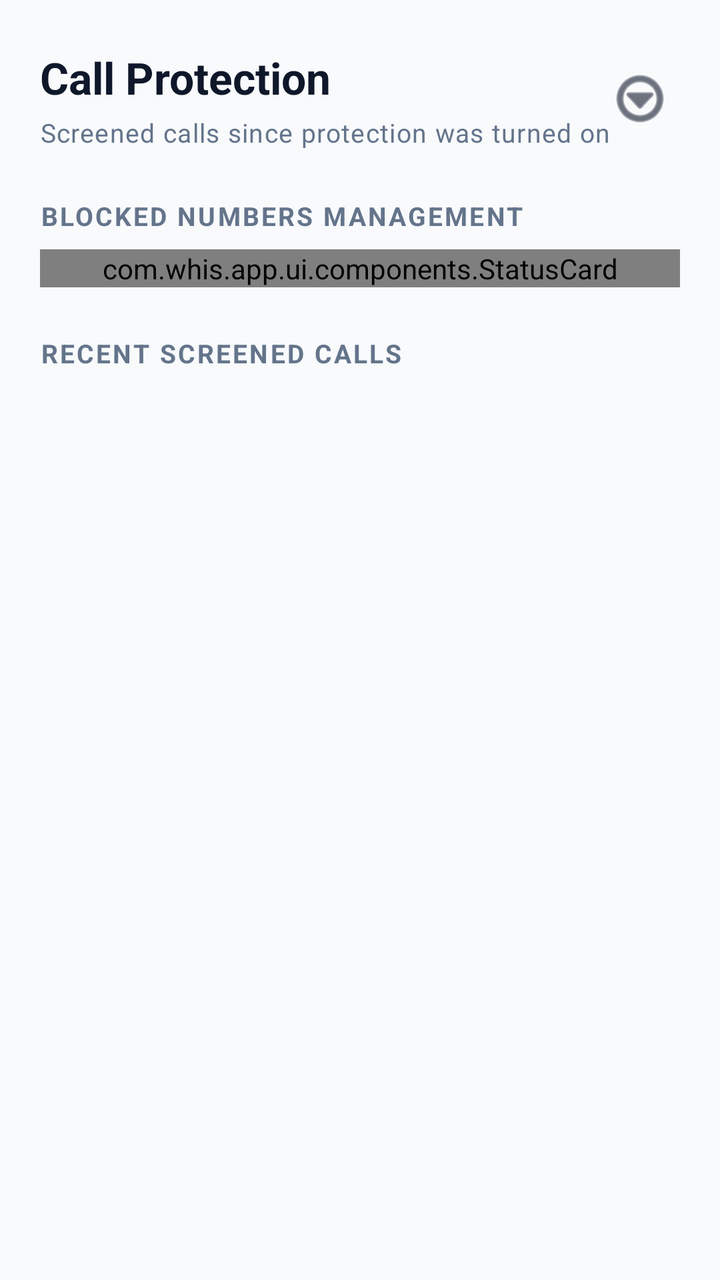
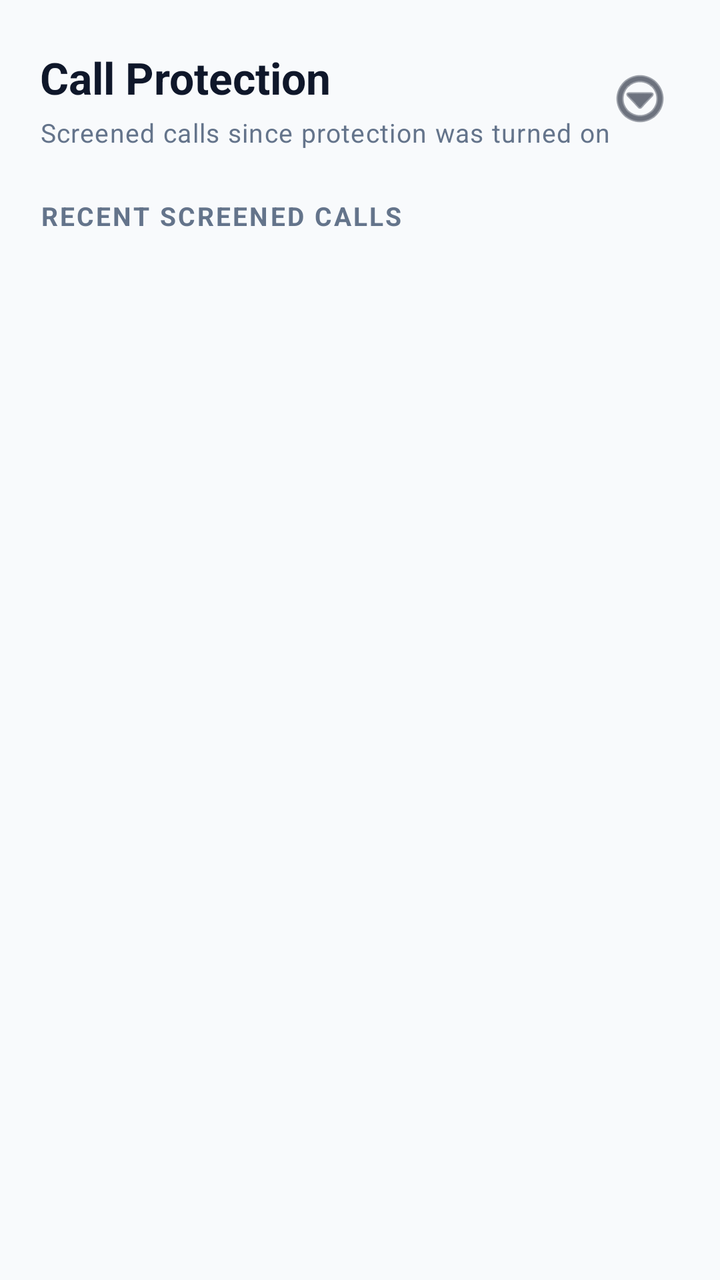

An Android layout rendered at two revisions. The XML below is the earlier revision; the diff shows what the commit changed to produce the second picture.
<!-- AndroidManifest.xml: application theme Theme.Whis -->
<!-- res/layout/fragment_calls.xml -->
<?xml version="1.0" encoding="utf-8"?>
<ScrollView xmlns:android="http://schemas.android.com/apk/res/android"
    android:fitsSystemWindows="true"
    android:layout_width="match_parent"
    android:layout_height="match_parent"
    android:fillViewport="true"
    android:background="@color/whis_bg">

    <LinearLayout
        android:layout_width="match_parent"
        android:layout_height="wrap_content"
        android:orientation="vertical"
        android:paddingHorizontal="@dimen/whis_spacing_screen_margin"
        android:paddingTop="@dimen/whis_spacing_section"
        android:paddingBottom="@dimen/whis_spacing_section">

        
        <RelativeLayout
            android:layout_width="match_parent"
            android:layout_height="wrap_content">

            <LinearLayout
                android:layout_width="wrap_content"
                android:layout_height="wrap_content"
                android:layout_alignParentStart="true"
                android:orientation="vertical">

                <TextView
                    android:layout_width="wrap_content"
                    android:layout_height="wrap_content"
                    android:text="Call Protection"
                    style="@style/Whis.TextAppearance.H1" />

                <TextView
                    android:layout_width="wrap_content"
                    android:layout_height="wrap_content"
                    android:layout_marginTop="4dp"
                    android:text="Screened calls since protection was turned on"
                    style="@style/Whis.TextAppearance.Caption" />

            </LinearLayout>

            <ImageButton
                android:id="@+id/btn_calls_menu"
                android:layout_width="40dp"
                android:layout_height="40dp"
                android:layout_alignParentEnd="true"
                android:layout_centerVertical="true"
                android:background="?attr/selectableItemBackgroundBorderless"
                android:contentDescription="Options Menu"
                android:src="@android:drawable/ic_menu_more"
                android:tint="@color/whis_text_hi" />

        </RelativeLayout>

        
        <TextView
            android:layout_width="wrap_content"
            android:layout_height="wrap_content"
            android:layout_marginTop="@dimen/whis_spacing_section"
            android:text="Blocked Numbers Management"
            style="@style/Whis.TextAppearance.H2" />

        <com.whis.app.ui.components.StatusCard
            android:layout_width="match_parent"
            android:layout_height="wrap_content"
            android:layout_marginTop="@dimen/whis_spacing_base">

            <LinearLayout
                android:id="@+id/container_blocked_numbers"
                android:layout_width="match_parent"
                android:layout_height="wrap_content"
                android:orientation="vertical" />

        </com.whis.app.ui.components.StatusCard>

        
        <TextView
            android:layout_width="wrap_content"
            android:layout_height="wrap_content"
            android:layout_marginTop="@dimen/whis_spacing_section"
            android:text="Recent Screened Calls"
            style="@style/Whis.TextAppearance.H2" />

        <androidx.recyclerview.widget.RecyclerView
            android:id="@+id/rv_calls_feed"
            android:layout_width="match_parent"
            android:layout_height="wrap_content"
            android:layout_marginTop="@dimen/whis_spacing_base"
            android:nestedScrollingEnabled="false" />

        
        <include
            layout="@layout/layout_empty_state"
            android:id="@+id/calls_empty_state"
            android:layout_width="match_parent"
            android:layout_height="wrap_content"
            android:layout_marginTop="24dp" />

    </LinearLayout>
</ScrollView>
<!-- res/layout/layout_empty_state.xml (included above) -->
<?xml version="1.0" encoding="utf-8"?>
<LinearLayout xmlns:android="http://schemas.android.com/apk/res/android"
    android:id="@+id/empty_state_root"
    android:layout_width="match_parent"
    android:layout_height="wrap_content"
    android:orientation="vertical"
    android:gravity="center"
    android:paddingVertical="40dp"
    android:visibility="gone">

    
    <ImageView
        android:id="@+id/empty_state_icon"
        android:layout_width="80dp"
        android:layout_height="80dp"
        android:src="@drawable/ic_shield_check"
        android:contentDescription="Shield protection icon"
        android:layout_marginBottom="20dp" />

    <TextView
        android:id="@+id/empty_state_title"
        android:layout_width="wrap_content"
        android:layout_height="wrap_content"
        android:text="All clear."
        android:textColor="@color/whis_text_hi"
        android:textSize="18sp"
        android:textStyle="bold"
        android:layout_marginBottom="6dp" />

    <TextView
        android:id="@+id/empty_state_subtitle"
        android:layout_width="wrap_content"
        android:layout_height="wrap_content"
        android:text="No activity yet."
        android:textColor="@color/whis_text_mid"
        android:textSize="14sp"
        android:gravity="center" />

</LinearLayout>
<!-- resources referenced by this layout -->
<resources>
  <color name="whis_bg">#F8FAFC</color>
  <color name="whis_text_hi">#0F172A</color>
  <color name="whis_text_mid">#64748B</color>
  <dimen name="whis_spacing_base">8dp</dimen>
  <dimen name="whis_spacing_screen_margin">20dp</dimen>
  <dimen name="whis_spacing_section">24dp</dimen>
  <!-- drawable ic_shield_check (drawable) -->
  <?xml version="1.0" encoding="utf-8"?>
  <vector xmlns:android="http://schemas.android.com/apk/res/android"
      android:width="64dp"
      android:height="64dp"
      android:viewportWidth="24"
      android:viewportHeight="24">
  
      
      <path
          android:fillColor="#41C85A"
          android:pathData="M12,1L3,5v6c0,5.55,3.84,10.74,9,12c5.16,-1.26,9,-6.45,9,-12V5L12,1z" />
  
      
      <path
          android:fillColor="#FFFFFF"
          android:pathData="M10,14.17L7.83,12l-1.42,1.41L10,17l6,-6,-1.41,-1.41L10,14.17z" />
  </vector>
  <style name="Whis.TextAppearance.Caption" parent="TextAppearance.MaterialComponents.Caption">
          <item name="android:fontFamily">@font/outfit</item>
          <item name="android:textSize">13sp</item>
          <item name="android:textColor">@color/whis_text_mid</item>
      </style>
  <style name="Whis.TextAppearance.H1" parent="TextAppearance.MaterialComponents.Headline5">
          <item name="android:fontFamily">@font/outfit</item>
          <item name="android:textSize">22sp</item>
          <item name="android:textStyle">bold</item>
          <item name="android:textColor">@color/whis_text_hi</item>
      </style>
  <style name="Whis.TextAppearance.H2" parent="TextAppearance.MaterialComponents.Overline">
          <item name="android:fontFamily">@font/outfit</item>
          <item name="android:textSize">13sp</item>
          <item name="android:textStyle">bold</item>
          <item name="android:textAllCaps">true</item>
          <item name="android:letterSpacing">0.08</item>
          <item name="android:textColor">@color/whis_text_mid</item>
      </style>
  <style name="Theme.Whis" parent="Theme.MaterialComponents.DayNight.NoActionBar">
  
          
          <item name="colorPrimary">@color/whis_trusted</item>
          <item name="colorPrimaryVariant">@color/whis_green_dark</item>
          <item name="colorOnPrimary">#FFFFFF</item>
  
          
          <item name="colorSecondary">@color/whis_likely_safe</item>
          <item name="colorOnSecondary">#FFFFFF</item>
  
          
          <item name="colorSurface">@color/whis_surface</item>
          <item name="colorOnSurface">@color/whis_text_hi</item>
          <item name="android:colorBackground">@color/whis_bg</item>
          <item name="android:windowBackground">@color/whis_bg</item>
  
          
          <item name="android:textColorPrimary">@color/whis_text_hi</item>
          <item name="android:textColorSecondary">@color/whis_text_mid</item>
          <item name="android:textColorHint">@color/whis_text_mid</item>
  
          
          <item name="android:statusBarColor">@color/whis_bg</item>
          <item name="android:windowLightStatusBar">true</item>
  
          
          <item name="android:navigationBarColor">@color/whis_surface_elevated</item>
          <item name="android:windowLightNavigationBar" tools:targetApi="o_mr1">true</item>
  
      </style>
  <color name="whis_trusted">#16A34A</color>
  <color name="whis_green_dark">#15803D</color>
  <color name="whis_likely_safe">#22C55E</color>
  <color name="whis_surface">#FFFFFF</color>
  <color name="whis_surface_elevated">#F1F5F9</color>
</resources>

<!-- the commit's change to res/layout/fragment_calls.xml (unified diff, before → after) -->
@@ -52,27 +52,6 @@
                 android:tint="@color/whis_text_hi" />
 
         </RelativeLayout>
-
-        
-        <TextView
-            android:layout_width="wrap_content"
-            android:layout_height="wrap_content"
-            android:layout_marginTop="@dimen/whis_spacing_section"
-            android:text="Blocked Numbers Management"
-            style="@style/Whis.TextAppearance.H2" />
-
-        <com.whis.app.ui.components.StatusCard
-            android:layout_width="match_parent"
-            android:layout_height="wrap_content"
-            android:layout_marginTop="@dimen/whis_spacing_base">
-
-            <LinearLayout
-                android:id="@+id/container_blocked_numbers"
-                android:layout_width="match_parent"
-                android:layout_height="wrap_content"
-                android:orientation="vertical" />
-
-        </com.whis.app.ui.components.StatusCard>
 
         
         <TextView
